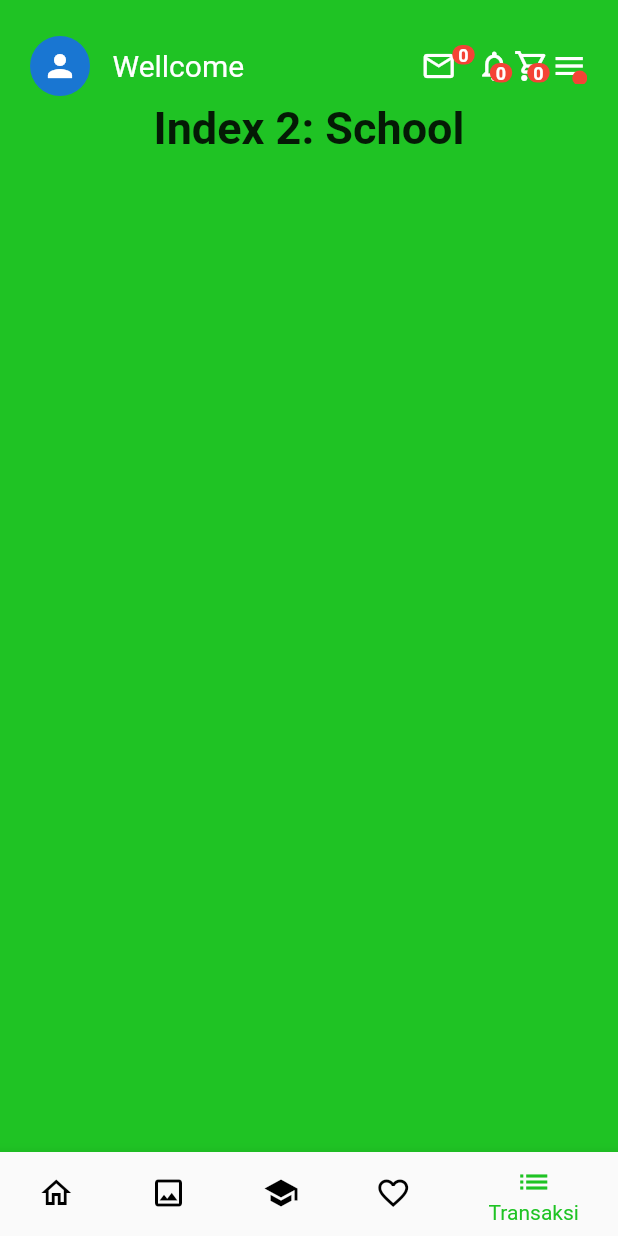
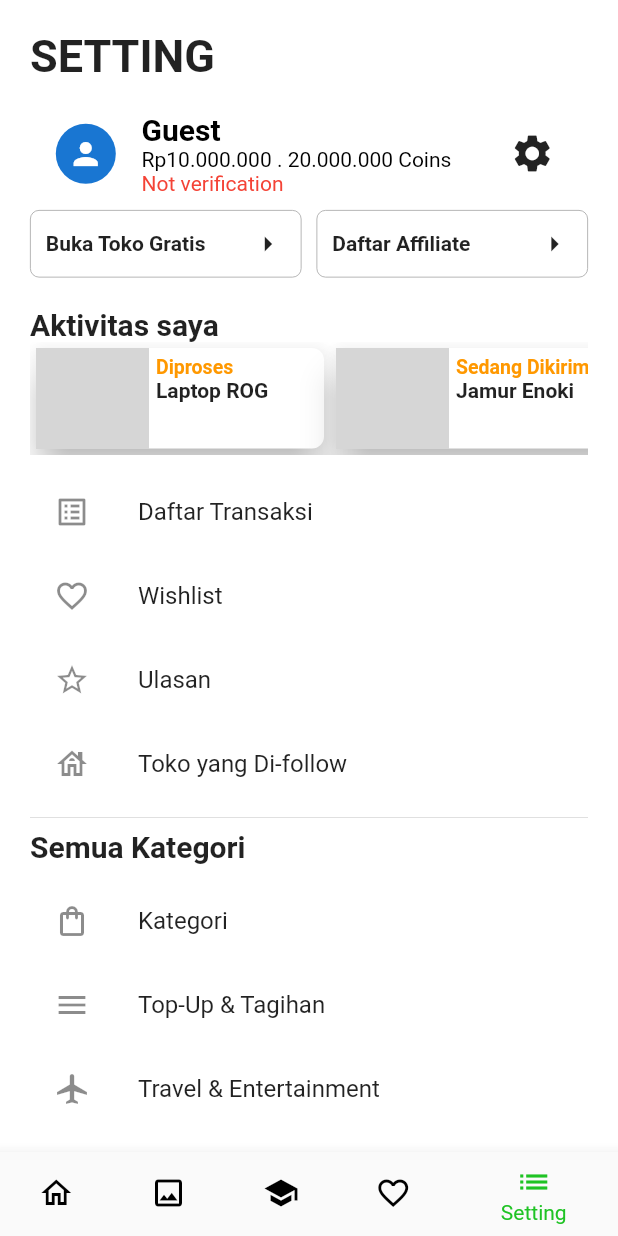
Before and after one commit to michaellay19/BEBAS_UAS, a Flutter app: the HalamanUtama screen opened directly, item 5 of the bottom bar chosen, on a phone screen of 412 x 824 dp. Run offline on Flutter 3.47's test engine with Material 2 defaults, Android fonts, the phone set to English and light mode, and no system bars; grey boxes are pictures that could not be loaded.

Commit message:
SETTING PAGE DONE

```diff
--- a/lib/halaman_utama.dart
+++ b/lib/halaman_utama.dart
@@ -1,6 +1,7 @@
 import 'package:bebas_uas/components/appbar.dart';
 import 'package:bebas_uas/pages/feed.dart';
 import 'package:bebas_uas/pages/home.dart';
+import 'package:bebas_uas/pages/setting.dart';
 import 'package:bebas_uas/provider/provider.dart';
 import 'package:flutter/src/widgets/framework.dart';
 import 'package:flutter/src/widgets/placeholder.dart';
@@ -29,10 +30,7 @@ class _HalamanUtamaState extends State<HalamanUtama> {
       'Index 2: School',
       style: optionStyle,
     ),
-    Text(
-      'Index 2: School',
-      style: optionStyle,
-    ),
+    SettingPage(),
   ];
 
   void _onItemTapped(int index) {
@@ -43,15 +41,12 @@ class _HalamanUtamaState extends State<HalamanUtama> {
 
   @override
   Widget build(BuildContext context) {
-      final prov = Provider.of<TProvider>(context);
+    final prov = Provider.of<TProvider>(context);
     return Scaffold(
       backgroundColor: Color.fromARGB(255, 31, 195, 36),
       body: SingleChildScrollView(
         child: Column(
           children: [
-            Appbarcom(
-              username: prov.username,
-            ),
             Center(
               child: _widgetOptions.elementAt(_selectedIndex),
             ),
@@ -80,7 +75,7 @@ class _HalamanUtamaState extends State<HalamanUtama> {
           ),
           BottomNavigationBarItem(
             icon: Icon(Icons.list),
-            label: 'Transaksi',
+            label: 'Setting',
           ),
         ],
         currentIndex: _selectedIndex,
--- a/lib/main.dart
+++ b/lib/main.dart
@@ -1,3 +1,5 @@
+import 'package:bebas_uas/halaman_utama.dart';
+import 'package:bebas_uas/pages/setting.dart';
 import 'package:bebas_uas/provider/provider.dart';
 import 'package:bebas_uas/login.dart';
 import 'package:flutter/material.dart';
--- a/lib/pages/feed.dart
+++ b/lib/pages/feed.dart
@@ -1,3 +1,4 @@
+import 'package:bebas_uas/components/appbar.dart';
 import 'package:bebas_uas/provider/provider.dart';
 import 'package:flutter/material.dart';
 import 'package:flutter/src/widgets/framework.dart';
@@ -18,6 +19,9 @@ class _FeedState extends State<Feed> {
     final prov = Provider.of<TProvider>(context);
     return Column(
       children: [
+        Appbarcom(
+          username: prov.username,
+        ),
         Padding(
           padding: const EdgeInsets.only(top: 15, left: 20, right: 20),
           child: TextField(
--- a/lib/pages/home.dart
+++ b/lib/pages/home.dart
@@ -1,6 +1,10 @@
+import 'package:bebas_uas/provider/provider.dart';
 import 'package:flutter/material.dart';
 import 'package:flutter/src/widgets/framework.dart';
 import 'package:flutter/src/widgets/placeholder.dart';
+import 'package:provider/provider.dart';
+
+import '../components/appbar.dart';
 
 class Home extends StatefulWidget {
   const Home({super.key});
@@ -22,7 +26,11 @@ class _HomeState extends State<Home> {
   ];
   @override
   Widget build(BuildContext context) {
+    final prov = Provider.of<TProvider>(context);
     return Column(children: [
+      Appbarcom(
+        username: prov.username,
+      ),
       Padding(
         padding: const EdgeInsets.only(top: 15, left: 20, right: 20),
         child: TextField(
--- a/lib/pages/setting.dart
+++ b/lib/pages/setting.dart
@@ -0,0 +1,285 @@
+import 'package:bebas_uas/pages/home.dart';
+import 'package:bebas_uas/provider/provider.dart';
+import 'package:flutter/material.dart';
+import 'package:flutter/src/widgets/framework.dart';
+import 'package:flutter/src/widgets/placeholder.dart';
+import 'package:provider/provider.dart';
+
+class SettingPage extends StatefulWidget {
+  const SettingPage({super.key});
+
+  @override
+  State<SettingPage> createState() => _SettingPageState();
+}
+
+class _SettingPageState extends State<SettingPage> {
+  @override
+  Widget build(BuildContext context) {
+    final prov = Provider.of<TProvider>(context);
+    return Container(
+      padding: EdgeInsets.all(20),
+      width: 500,
+      color: Colors.white,
+      child: Column(children: [
+        Row(
+          mainAxisAlignment: MainAxisAlignment.start,
+          children: [
+            Text(
+              "SETTING",
+              style: TextStyle(fontSize: 30, fontWeight: FontWeight.bold),
+            )
+          ],
+        ),
+        Padding(
+          padding: const EdgeInsets.symmetric(vertical: 20.0),
+          child: Column(
+            children: [
+              Row(
+                children: [
+                  Expanded(
+                      flex: 1,
+                      child: CircleAvatar(
+                        child: Icon(Icons.person),
+                      )),
+                  Expanded(
+                      flex: 3,
+                      child: Column(
+                        mainAxisAlignment: MainAxisAlignment.start,
+                        crossAxisAlignment: CrossAxisAlignment.start,
+                        children: [
+                          Text(prov.username,
+                              style: TextStyle(
+                                  fontSize: 20,
+                                  color: Colors.black,
+                                  fontWeight: FontWeight.bold)),
+                          Text("Rp10.000.000 . 20.000.000 Coins",
+                              style: TextStyle(color: Colors.black)),
+                          Text("Not verification",
+                              style: TextStyle(color: Colors.red)),
+                        ],
+                      )),
+                  Expanded(
+                      flex: 1,
+                      child: Icon(
+                        Icons.settings,
+                        size: 30,
+                      ))
+                ],
+              ),
+              Padding(
+                padding: const EdgeInsets.only(top: 10.0, bottom: 20),
+                child: Row(
+                  children: [
+                    Setting1(namasetting: "Buka Toko Gratis"),
+                    SizedBox(
+                      width: 10,
+                    ),
+                    Setting1(namasetting: "Daftar Affiliate"),
+                  ],
+                ),
+              ),
+              Row(
+                mainAxisAlignment: MainAxisAlignment.start,
+                children: [
+                  Text(
+                    "Aktivitas saya",
+                    style: TextStyle(fontSize: 20, fontWeight: FontWeight.bold),
+                  ),
+                ],
+              ),
+              SingleChildScrollView(
+                scrollDirection: Axis.horizontal,
+                child: Row(
+                  children: [
+                    ItemCard1(
+                        gambar: "laptop.jpg",
+                        text1: "Diproses",
+                        text2: "Laptop ROG"),
+                    ItemCard1(
+                        gambar: "enoki.jpg",
+                        text1: "Sedang Dikirim",
+                        text2: "Jamur Enoki"),
+                    ItemCard1(
+                        gambar: "kertasthermal.jpg",
+                        text1: "Tiba di Tujuan",
+                        text2: "Kertas Thermal")
+                  ],
+                ),
+              ),
+              SizedBox(
+                height: 10,
+              ),
+              ListTile(
+                leading: Icon(Icons.list_alt_outlined),
+                title: Text("Daftar Transaksi"),
+              ),
+              ListTile(
+                leading: Icon(Icons.favorite_outline_outlined),
+                title: Text("Wishlist"),
+              ),
+              ListTile(
+                leading: Icon(Icons.star_outline_outlined),
+                title: Text("Ulasan"),
+              ),
+              ListTile(
+                leading: Icon(Icons.house_outlined),
+                title: Text("Toko yang Di-follow"),
+              ),
+              Divider(),
+              Row(
+                mainAxisAlignment: MainAxisAlignment.start,
+                children: [
+                  Text(
+                    "Semua Kategori",
+                    style: TextStyle(fontSize: 20, fontWeight: FontWeight.bold),
+                  ),
+                ],
+              ),
+              SizedBox(
+                height: 10,
+              ),
+              ListTile(
+                leading: Icon(Icons.shopping_bag_outlined),
+                title: Text("Kategori"),
+              ),
+              ListTile(
+                leading: Icon(Icons.menu_outlined),
+                title: Text("Top-Up & Tagihan"),
+              ),
+              ListTile(
+                leading: Icon(Icons.airplanemode_on_outlined),
+                title: Text("Travel & Entertainment"),
+              ),
+              ListTile(
+                leading: Icon(Icons.money_outlined),
+                title: Text("Keuangan"),
+              ),
+              ListTile(
+                leading: Icon(Icons.settings_applications_outlined),
+                title: Text("Layanan Lainnya"),
+              ),Divider(),
+              Row(
+                mainAxisAlignment: MainAxisAlignment.start,
+                children: [
+                  Text(
+                    "Pusat bantuan",
+                    style: TextStyle(fontSize: 20, fontWeight: FontWeight.bold),
+                  ),
+                ],
+              ),
+              SizedBox(
+                height: 10,
+              ),
+              ListTile(
+                leading: Icon(Icons.warning_outlined),
+                title: Text("Pesanan Dikomplain"),
+              ),
+              ListTile(
+                leading: Icon(Icons.support_agent_outlined),
+                title: Text("Bantuan Tokopedia Care"),
+              ),
+              Divider(),
+
+              ListTile(
+                leading: Icon(Icons.code_outlined),
+                title: Text("Scan Kode QR"),
+              ),
+            ],
+          ),
+        )
+      ]),
+    );
+  }
+}
+
+class Setting1 extends StatelessWidget {
+  final String namasetting;
+  const Setting1({super.key, required this.namasetting});
+
+  @override
+  Widget build(BuildContext context) {
+    return Expanded(
+        flex: 1,
+        child: Container(
+          padding: EdgeInsets.all(10),
+          decoration: BoxDecoration(
+              border: Border.all(width: 0.5, color: Colors.grey),
+              borderRadius: BorderRadius.circular(6)),
+          child:
+              Row(mainAxisAlignment: MainAxisAlignment.spaceBetween, children: [
+            Text(
+              namasetting,
+              style: TextStyle(fontWeight: FontWeight.bold),
+            ),
+            Icon(Icons.arrow_right)
+          ]),
+        ));
+  }
+}
+
+class ItemCard1 extends StatelessWidget {
+  final String gambar;
+  final String text1;
+  final String text2;
+  const ItemCard1(
+      {super.key,
+      required this.gambar,
+      required this.text1,
+      required this.text2});
+
+  @override
+  Widget build(BuildContext context) {
+    return Container(
+      width: 200,
+      height: 75,
+      child: Card(
+        shape: RoundedRectangleBorder(
+            borderRadius: BorderRadius.all(
+          Radius.circular(8),
+        )),
+        elevation: 10,
+        child: Row(
+          crossAxisAlignment: CrossAxisAlignment.start,
+          mainAxisSize: MainAxisSize.min,
+          children: [
+            Container(
+              width: 75,
+              height: 75,
+              child: ClipRRect(
+                borderRadius: BorderRadius.only(
+                    topLeft: Radius.circular(8),
+                    bottomLeft: Radius.circular(8)),
+                child: Image.asset(
+                  gambar,
+                  width: 150,
+                  height: 150,
+                  fit: BoxFit.fill,
+                ),
+              ),
+            ),
+            Padding(
+              padding: const EdgeInsets.only(top: 5, left: 5),
+              child: Column(
+                mainAxisAlignment: MainAxisAlignment.start,
+                crossAxisAlignment: CrossAxisAlignment.start,
+                children: [
+                  Text(
+                    text1,
+                    style: TextStyle(
+                        fontSize: 13,
+                        fontWeight: FontWeight.bold,
+                        color: Colors.orange),
+                  ),
+                  Text(
+                    text2,
+                    style: TextStyle(fontWeight: FontWeight.bold),
+                  ),
+                ],
+              ),
+            ),
+          ],
+        ),
+      ),
+    );
+  }
+}
--- a/lib/provider/provider.dart
+++ b/lib/provider/provider.dart
@@ -1,7 +1,7 @@
 import 'package:flutter/material.dart';
 
 class TProvider extends ChangeNotifier {
-  String username = "";
+  String username = "Guest";
   List listfeedcomment = [
     {
       "username": "Louis Lie",
```
